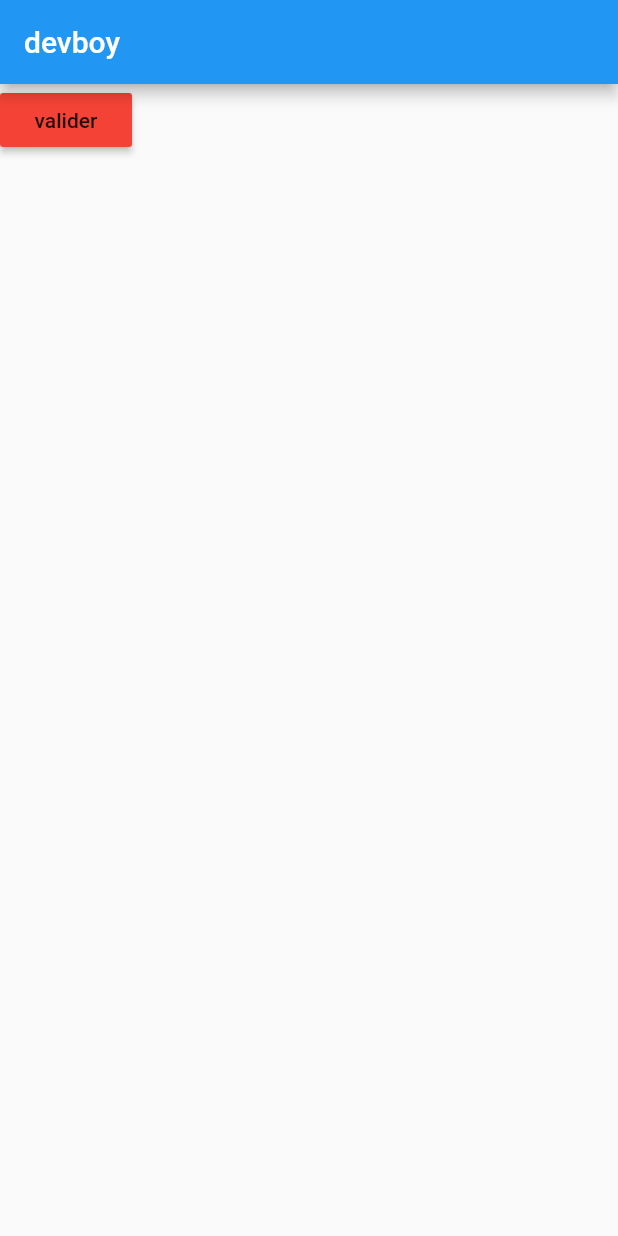
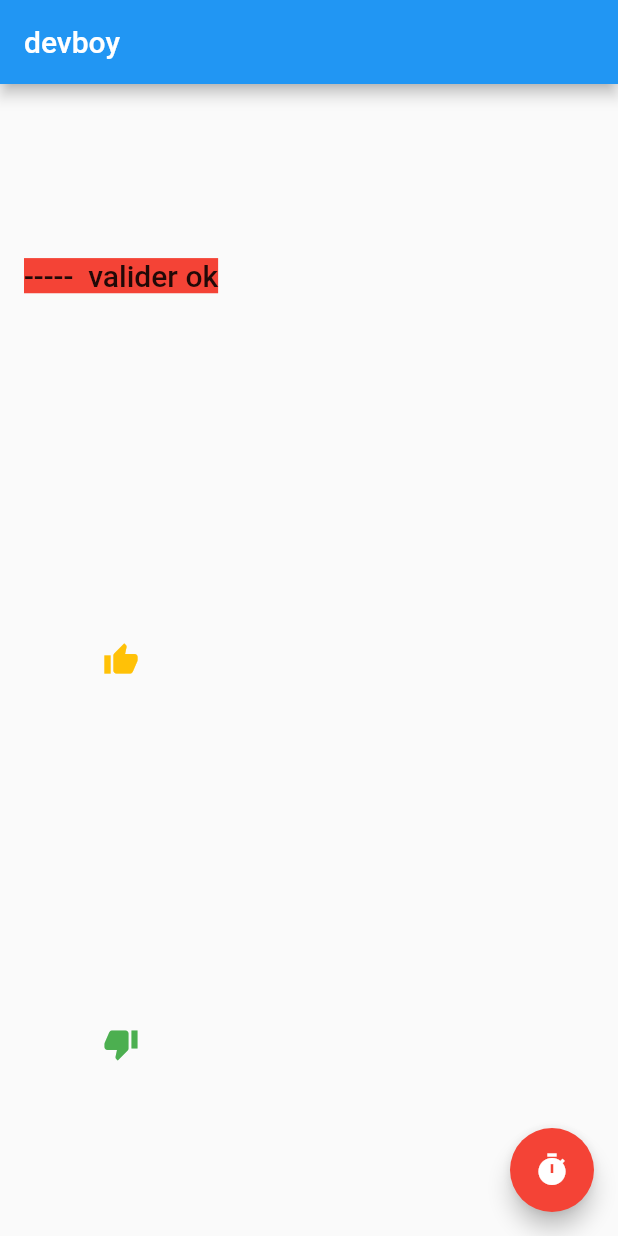
Before and after one commit to omar6260/login-page, a Flutter app: the screen it shows after launch, on a phone screen of 412 x 824 dp. Run offline on Flutter 3.47's test engine with Material 2 defaults, Android fonts, the phone set to English and light mode, and no system bars.

Commit message:
RaisedButton, FlatButton et FloatingActionButton

```diff
--- a/my_exo/lib/main.dart
+++ b/my_exo/lib/main.dart
@@ -18,12 +18,43 @@ class MyApp extends StatelessWidget {
           appBar: AppBar(
             title: Text(info),
           ),
-          body: RaisedButton(
-            child: Text('valider'),
+          body: Column(
+            mainAxisAlignment: MainAxisAlignment.spaceAround,
+            children: <Widget>[
+              // RaisedButton(
+              //   onPressed: () {
+              //     debugPrint('----oh valider-----');
+              //   },
+              //   child: Text(
+              //     'click Button',
+              //   ),
+              //   color: Colors.amber,
+              // ),
+              FlatButton(
+                  onPressed: () {},
+                  child: Text(
+                    '-----  valider ok',
+                    style: TextStyle(fontSize: 20, backgroundColor: Colors.red),
+                  )),
+              IconButton(
+                onPressed: () {},
+                icon: Icon(
+                  Icons.thumb_up,
+                  color: Colors.amber,
+                ),
+              ),
+              IconButton(
+                onPressed: () {},
+                icon: Icon(Icons.thumb_down, color: Colors.green[500]),
+              ),
+            ],
+          ),
+          floatingActionButton: FloatingActionButton(
             onPressed: () {
-              print('validation ok');
+              print('hello Oumar');
             },
-            color: Colors.red,
+            backgroundColor: Colors.red,
+            child: Icon(Icons.timer),
           ),
         ));
   }
```
